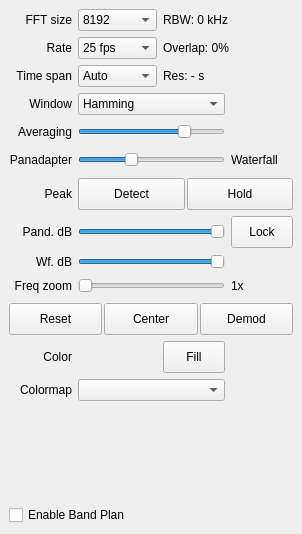
kolbma/gqrx, file src/qtgui/dockfft.ui: the form before one commit.
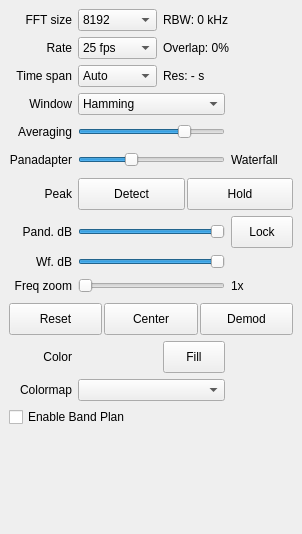
The form after the commit. Icons and pictures are not drawn. Custom widgets are drawn as their Qt base class.

Commit message:
Fixed issue where 'Enable Band Plan' was bottom-aligned
This file should probably be reordered

What changed in the file:
```diff
--- a/src/qtgui/dockfft.ui
+++ b/src/qtgui/dockfft.ui
@@ -851,7 +851,7 @@
             </property>
            </widget>
           </item>
-          <item row="14" column="0" colspan="4">
+          <item row="15" column="0" colspan="4">
            <spacer name="verticalSpacer">
             <property name="orientation">
              <enum>Qt::Vertical</enum>
@@ -1106,7 +1106,7 @@
             </property>
            </widget>
           </item>
-          <item row="15" column="0" colspan="4">
+          <item row="14" column="0" colspan="4">
             <widget class="QCheckBox" name="bandPlanCheckbox">
               <property name="toolTip">
                 <string>Enable Band Plan on bottom of spectrum</string>
```
